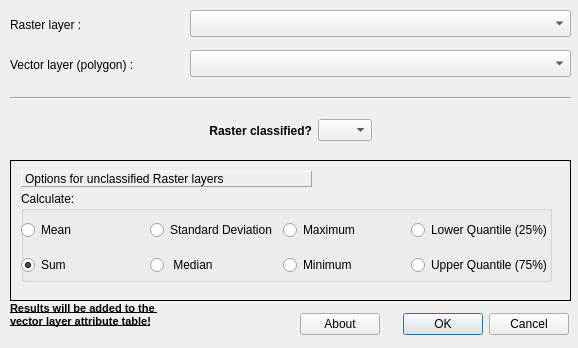
This is ui/dlg_PolygonPerLandCover.ui in Martin-Jung/LecoS as Qt 5 draws it before an edit. The edited form follows.
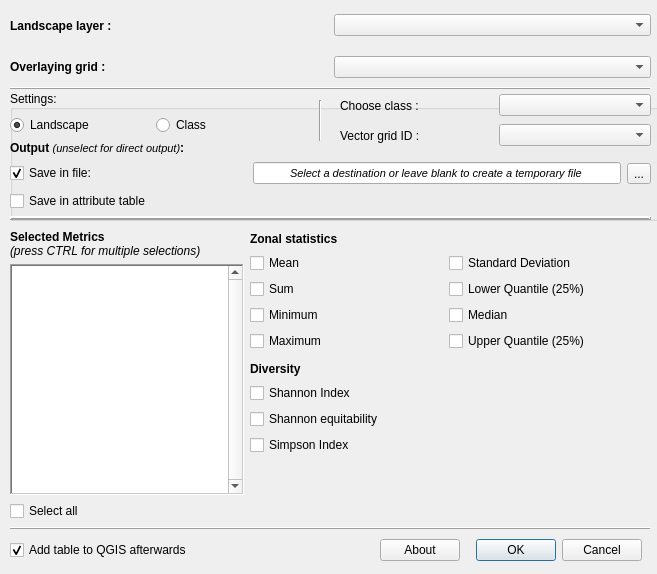
This is the edited form. The open tabs and pages were chosen to show the change. Icons and pictures are not drawn.

```diff
--- a/ui/dlg_PolygonPerLandCover.ui
+++ b/ui/dlg_PolygonPerLandCover.ui
@@ -9,8 +9,8 @@
    <rect>
     <x>0</x>
     <y>0</y>
-    <width>578</width>
-    <height>348</height>
+    <width>657</width>
+    <height>574</height>
    </rect>
   </property>
   <property name="sizePolicy">
@@ -19,8 +19,17 @@
     <verstretch>0</verstretch>
    </sizepolicy>
   </property>
-  <property name="contextMenuPolicy">
-   <enum>Qt::ActionsContextMenu</enum>
+  <property name="minimumSize">
+   <size>
+    <width>657</width>
+    <height>574</height>
+   </size>
+  </property>
+  <property name="maximumSize">
+   <size>
+    <width>657</width>
+    <height>574</height>
+   </size>
   </property>
   <property name="windowTitle">
    <string>Raster values for polygon</string>
@@ -29,516 +38,575 @@
    <iconset resource="resources.qrc">
     <normaloff>:/Icons/icons/icon_batchCover.png</normaloff>:/Icons/icons/icon_batchCover.png</iconset>
   </property>
-  <property name="layoutDirection">
-   <enum>Qt::LeftToRight</enum>
-  </property>
   <widget class="Line" name="line">
    <property name="geometry">
     <rect>
      <x>10</x>
-     <y>90</y>
-     <width>561</width>
-     <height>16</height>
-    </rect>
-   </property>
-   <property name="orientation">
-    <enum>Qt::Horizontal</enum>
-   </property>
-  </widget>
-  <widget class="QWidget" name="horizontalLayoutWidget_3">
-   <property name="geometry">
-    <rect>
-     <x>10</x>
-     <y>110</y>
-     <width>561</width>
-     <height>41</height>
-    </rect>
-   </property>
-   <layout class="QHBoxLayout" name="horizontalLayout_3">
-    <item>
-     <spacer name="horizontalSpacer">
-      <property name="orientation">
-       <enum>Qt::Horizontal</enum>
-      </property>
-      <property name="sizeHint" stdset="0">
-       <size>
-        <width>40</width>
-        <height>20</height>
-       </size>
-      </property>
-     </spacer>
-    </item>
-    <item>
-     <widget class="QLabel" name="label_3">
-      <property name="font">
-       <font>
-        <weight>75</weight>
-        <bold>true</bold>
-       </font>
-      </property>
-      <property name="frameShape">
-       <enum>QFrame::NoFrame</enum>
-      </property>
-      <property name="frameShadow">
-       <enum>QFrame::Raised</enum>
-      </property>
-      <property name="text">
-       <string>Raster classified?</string>
-      </property>
-      <property name="textFormat">
-       <enum>Qt::AutoText</enum>
-      </property>
-      <property name="alignment">
-       <set>Qt::AlignRight|Qt::AlignTrailing|Qt::AlignVCenter</set>
-      </property>
-      <property name="wordWrap">
-       <bool>false</bool>
-      </property>
-      <property name="margin">
-       <number>10</number>
-      </property>
-      <property name="textInteractionFlags">
-       <set>Qt::NoTextInteraction</set>
-      </property>
-     </widget>
-    </item>
-    <item>
-     <widget class="QComboBox" name="cb_Classified">
-      <item>
-       <property name="text">
-        <string/>
-       </property>
-      </item>
-      <item>
-       <property name="text">
-        <string>YES</string>
-       </property>
-      </item>
-      <item>
-       <property name="text">
-        <string>NO</string>
-       </property>
-      </item>
-     </widget>
-    </item>
-    <item>
-     <spacer name="horizontalSpacer_2">
-      <property name="orientation">
-       <enum>Qt::Horizontal</enum>
-      </property>
-      <property name="sizeHint" stdset="0">
-       <size>
-        <width>40</width>
-        <height>20</height>
-       </size>
-      </property>
-     </spacer>
-    </item>
-   </layout>
-  </widget>
-  <widget class="QStackedWidget" name="stackWidget">
-   <property name="geometry">
-    <rect>
-     <x>10</x>
-     <y>160</y>
-     <width>561</width>
-     <height>141</height>
-    </rect>
-   </property>
-   <property name="frameShape">
-    <enum>QFrame::Box</enum>
-   </property>
-   <property name="frameShadow">
-    <enum>QFrame::Plain</enum>
-   </property>
-   <property name="currentIndex">
-    <number>0</number>
-   </property>
-   <widget class="QWidget" name="page">
-    <widget class="QWidget" name="horizontalLayoutWidget_4">
-     <property name="geometry">
-      <rect>
-       <x>10</x>
-       <y>40</y>
-       <width>541</width>
-       <height>31</height>
-      </rect>
-     </property>
-     <layout class="QHBoxLayout" name="horizontalLayout_4">
-      <item>
-       <widget class="QLabel" name="label_4">
-        <property name="enabled">
-         <bool>true</bool>
-        </property>
-        <property name="text">
-         <string>Choose Class:</string>
-        </property>
-       </widget>
-      </item>
-      <item>
-       <widget class="QComboBox" name="cb_LClass"/>
-      </item>
-      <item>
-       <spacer name="horizontalSpacer_4">
-        <property name="orientation">
-         <enum>Qt::Horizontal</enum>
-        </property>
-        <property name="sizeHint" stdset="0">
-         <size>
-          <width>40</width>
-          <height>20</height>
-         </size>
-        </property>
-       </spacer>
-      </item>
-     </layout>
-    </widget>
-    <widget class="QLabel" name="label_5">
-     <property name="geometry">
-      <rect>
-       <x>10</x>
-       <y>10</y>
-       <width>291</width>
-       <height>16</height>
-      </rect>
-     </property>
-     <property name="frameShape">
-      <enum>QFrame::Panel</enum>
-     </property>
-     <property name="frameShadow">
-      <enum>QFrame::Raised</enum>
-     </property>
-     <property name="text">
-      <string>Options for classified Raster layers</string>
-     </property>
-    </widget>
-    <widget class="QWidget" name="horizontalLayoutWidget_5">
-     <property name="geometry">
-      <rect>
-       <x>10</x>
-       <y>90</y>
-       <width>541</width>
-       <height>31</height>
-      </rect>
-     </property>
-     <layout class="QHBoxLayout" name="horizontalLayout_5">
-      <item>
-       <spacer name="horizontalSpacer_3">
-        <property name="orientation">
-         <enum>Qt::Horizontal</enum>
-        </property>
-        <property name="sizeHint" stdset="0">
-         <size>
-          <width>40</width>
-          <height>20</height>
-         </size>
-        </property>
-       </spacer>
-      </item>
-      <item>
-       <widget class="QRadioButton" name="rb_LCnumber">
-        <property name="text">
-         <string>Calculate Number of cells</string>
-        </property>
-        <property name="checked">
-         <bool>true</bool>
-        </property>
-       </widget>
-      </item>
-      <item>
-       <widget class="QRadioButton" name="rb_LCprop">
-        <property name="text">
-         <string>Calculate proportion of Landcover</string>
-        </property>
-       </widget>
-      </item>
-      <item>
-       <spacer name="horizontalSpacer_5">
-        <property name="orientation">
-         <enum>Qt::Horizontal</enum>
-        </property>
-        <property name="sizeHint" stdset="0">
-         <size>
-          <width>40</width>
-          <height>20</height>
-         </size>
-        </property>
-       </spacer>
-      </item>
-     </layout>
-    </widget>
-    <widget class="Line" name="line_2">
-     <property name="geometry">
-      <rect>
-       <x>10</x>
-       <y>70</y>
-       <width>541</width>
-       <height>16</height>
-      </rect>
-     </property>
-     <property name="orientation">
-      <enum>Qt::Horizontal</enum>
-     </property>
-    </widget>
-   </widget>
-   <widget class="QWidget" name="page_2">
-    <widget class="QLabel" name="label_6">
-     <property name="geometry">
-      <rect>
-       <x>10</x>
-       <y>10</y>
-       <width>291</width>
-       <height>16</height>
-      </rect>
-     </property>
-     <property name="frameShape">
-      <enum>QFrame::Panel</enum>
-     </property>
-     <property name="frameShadow">
-      <enum>QFrame::Raised</enum>
-     </property>
-     <property name="text">
-      <string>Options for unclassified Raster layers</string>
-     </property>
-    </widget>
-    <widget class="QGroupBox" name="groupBox">
-     <property name="geometry">
-      <rect>
-       <x>10</x>
-       <y>30</y>
-       <width>531</width>
-       <height>91</height>
-      </rect>
-     </property>
-     <property name="title">
-      <string>Calculate:</string>
-     </property>
-     <widget class="QWidget" name="gridLayoutWidget">
-      <property name="geometry">
-       <rect>
-        <x>0</x>
-        <y>20</y>
-        <width>531</width>
-        <height>74</height>
-       </rect>
-      </property>
-      <layout class="QGridLayout" name="gridLayout">
-       <item row="0" column="0">
-        <widget class="QRadioButton" name="rb_Umean">
-         <property name="font">
-          <font>
-           <pointsize>9</pointsize>
-          </font>
-         </property>
-         <property name="text">
-          <string>Mean</string>
-         </property>
-        </widget>
-       </item>
-       <item row="1" column="0">
-        <widget class="QRadioButton" name="rb_Usum">
-         <property name="font">
-          <font>
-           <pointsize>9</pointsize>
-          </font>
-         </property>
-         <property name="text">
-          <string>Sum</string>
-         </property>
-         <property name="checked">
-          <bool>true</bool>
-         </property>
-        </widget>
-       </item>
-       <item row="0" column="1">
-        <widget class="QRadioButton" name="rb_Ustd">
-         <property name="font">
-          <font>
-           <pointsize>9</pointsize>
-          </font>
-         </property>
-         <property name="text">
-          <string>Standard Deviation</string>
-         </property>
-        </widget>
-       </item>
-       <item row="1" column="1">
-        <widget class="QRadioButton" name="rb_Umed">
-         <property name="font">
-          <font>
-           <pointsize>9</pointsize>
-          </font>
-         </property>
-         <property name="text">
-          <string> Median</string>
-         </property>
-        </widget>
-       </item>
-       <item row="1" column="3">
-        <widget class="QRadioButton" name="rb_Uuqt">
-         <property name="font">
-          <font>
-           <pointsize>9</pointsize>
-          </font>
-         </property>
-         <property name="text">
-          <string>Upper Quantile (75%)</string>
-         </property>
-        </widget>
-       </item>
-       <item row="1" column="2">
-        <widget class="QRadioButton" name="rb_Umin">
-         <property name="font">
-          <font>
-           <pointsize>9</pointsize>
-          </font>
-         </property>
-         <property name="text">
-          <string>Minimum</string>
-         </property>
-        </widget>
-       </item>
-       <item row="0" column="2">
-        <widget class="QRadioButton" name="rb_Umax">
-         <property name="font">
-          <font>
-           <pointsize>9</pointsize>
-          </font>
-         </property>
-         <property name="text">
-          <string>Maximum</string>
-         </property>
-        </widget>
-       </item>
-       <item row="0" column="3">
-        <widget class="QRadioButton" name="rb_Ulqt">
-         <property name="font">
-          <font>
-           <pointsize>9</pointsize>
-          </font>
-         </property>
-         <property name="text">
-          <string>Lower Quantile (25%)</string>
-         </property>
-        </widget>
-       </item>
-      </layout>
-     </widget>
-    </widget>
-   </widget>
-  </widget>
-  <widget class="QLabel" name="label">
-   <property name="geometry">
-    <rect>
-     <x>10</x>
-     <y>10</y>
-     <width>111</width>
-     <height>29</height>
-    </rect>
-   </property>
-   <property name="text">
-    <string>Raster layer :</string>
-   </property>
-  </widget>
-  <widget class="QComboBox" name="cb_Raster">
-   <property name="geometry">
-    <rect>
-     <x>190</x>
-     <y>10</y>
-     <width>381</width>
-     <height>27</height>
-    </rect>
-   </property>
-   <property name="layoutDirection">
-    <enum>Qt::LeftToRight</enum>
-   </property>
-  </widget>
-  <widget class="QLabel" name="label_2">
-   <property name="geometry">
-    <rect>
-     <x>10</x>
-     <y>50</y>
-     <width>161</width>
-     <height>29</height>
-    </rect>
-   </property>
-   <property name="text">
-    <string>Vector layer (polygon) :</string>
-   </property>
-  </widget>
-  <widget class="QComboBox" name="cb_Vector">
-   <property name="geometry">
-    <rect>
-     <x>190</x>
-     <y>50</y>
-     <width>381</width>
-     <height>27</height>
-    </rect>
-   </property>
-  </widget>
-  <widget class="QLabel" name="lab_feat">
-   <property name="geometry">
-    <rect>
-     <x>440</x>
      <y>80</y>
-     <width>121</width>
+     <width>641</width>
      <height>16</height>
     </rect>
    </property>
-   <property name="font">
-    <font>
-     <pointsize>8</pointsize>
-     <weight>75</weight>
-     <italic>false</italic>
-     <bold>true</bold>
-    </font>
+   <property name="frameShadow">
+    <enum>QFrame::Raised</enum>
    </property>
-   <property name="layoutDirection">
-    <enum>Qt::RightToLeft</enum>
+   <property name="orientation">
+    <enum>Qt::Horizontal</enum>
    </property>
-   <property name="text">
-    <string/>
+  </widget>
+  <widget class="QGroupBox" name="SettingsBox">
+   <property name="geometry">
+    <rect>
+     <x>10</x>
+     <y>90</y>
+     <width>671</width>
+     <height>131</height>
+    </rect>
+   </property>
+   <property name="title">
+    <string>Settings:</string>
    </property>
    <property name="alignment">
-    <set>Qt::AlignRight|Qt::AlignTop|Qt::AlignTrailing</set>
+    <set>Qt::AlignLeading|Qt::AlignLeft|Qt::AlignVCenter</set>
    </property>
-  </widget>
-  <widget class="QLabel" name="label_7">
-   <property name="geometry">
-    <rect>
-     <x>10</x>
-     <y>300</y>
-     <width>271</width>
-     <height>31</height>
-    </rect>
+   <property name="flat">
+    <bool>false</bool>
    </property>
-   <property name="font">
-    <font>
-     <pointsize>8</pointsize>
-     <weight>75</weight>
-     <bold>true</bold>
-     <underline>true</underline>
-    </font>
+   <property name="checkable">
+    <bool>false</bool>
    </property>
-   <property name="text">
-    <string>&lt;html&gt;&lt;head/&gt;&lt;body&gt;Results will be added to the &lt;br&gt;vector layer attribute table!&lt;/body&gt;&lt;/html&gt;</string>
-   </property>
+   <widget class="QWidget" name="horizontalLayoutWidget_3">
+    <property name="geometry">
+     <rect>
+      <x>0</x>
+      <y>20</y>
+      <width>291</width>
+      <height>31</height>
+     </rect>
+    </property>
+    <layout class="QHBoxLayout" name="horizontalLayout_3">
+     <property name="spacing">
+      <number>1</number>
+     </property>
+     <property name="sizeConstraint">
+      <enum>QLayout::SetDefaultConstraint</enum>
+     </property>
+     <property name="topMargin">
+      <number>0</number>
+     </property>
+     <item>
+      <widget class="QRadioButton" name="rb_Landscape">
+       <property name="text">
+        <string>Landscape</string>
+       </property>
+       <property name="checked">
+        <bool>true</bool>
+       </property>
+      </widget>
+     </item>
+     <item>
+      <widget class="QRadioButton" name="rb_Class">
+       <property name="text">
+        <string>Class</string>
+       </property>
+      </widget>
+     </item>
+    </layout>
+   </widget>
+   <widget class="QWidget" name="horizontalLayoutWidget_4">
+    <property name="geometry">
+     <rect>
+      <x>330</x>
+      <y>0</y>
+      <width>311</width>
+      <height>31</height>
+     </rect>
+    </property>
+    <layout class="QHBoxLayout" name="ClassLayout">
+     <item>
+      <widget class="QLabel" name="LabelClass">
+       <property name="text">
+        <string>Choose class :</string>
+       </property>
+      </widget>
+     </item>
+     <item>
+      <widget class="QComboBox" name="cb_LClass"/>
+     </item>
+    </layout>
+   </widget>
+   <widget class="QLabel" name="label_3">
+    <property name="geometry">
+     <rect>
+      <x>0</x>
+      <y>50</y>
+      <width>221</width>
+      <height>16</height>
+     </rect>
+    </property>
+    <property name="font">
+     <font>
+      <weight>75</weight>
+      <bold>true</bold>
+     </font>
+    </property>
+    <property name="text">
+     <string>&lt;html&gt;&lt;head/&gt;&lt;body&gt;&lt;p&gt;Output &lt;span style=&quot; font-size:8pt; font-weight:400; font-style:italic;&quot;&gt;(unselect for direct output)&lt;/span&gt;:&lt;/p&gt;&lt;/body&gt;&lt;/html&gt;</string>
+    </property>
+   </widget>
+   <widget class="QWidget" name="horizontalLayoutWidget_5">
+    <property name="geometry">
+     <rect>
+      <x>0</x>
+      <y>70</y>
+      <width>641</width>
+      <height>27</height>
+     </rect>
+    </property>
+    <layout class="QHBoxLayout" name="horizontalLayout_5">
+     <item>
+      <widget class="QCheckBox" name="ch_saveResult">
+       <property name="text">
+        <string>Save in file:</string>
+       </property>
+       <property name="checked">
+        <bool>true</bool>
+       </property>
+      </widget>
+     </item>
+     <item>
+      <spacer name="horizontalSpacer">
+       <property name="orientation">
+        <enum>Qt::Horizontal</enum>
+       </property>
+       <property name="sizeType">
+        <enum>QSizePolicy::Fixed</enum>
+       </property>
+       <property name="sizeHint" stdset="0">
+        <size>
+         <width>150</width>
+         <height>0</height>
+        </size>
+       </property>
+      </spacer>
+     </item>
+     <item>
+      <widget class="QLineEdit" name="where2Save">
+       <property name="font">
+        <font>
+         <family>Arial</family>
+         <pointsize>8</pointsize>
+         <italic>true</italic>
+         <stylestrategy>PreferAntialias</stylestrategy>
+        </font>
+       </property>
+       <property name="layoutDirection">
+        <enum>Qt::LeftToRight</enum>
+       </property>
+       <property name="inputMask">
+        <string/>
+       </property>
+       <property name="text">
+        <string>Select a destination or leave blank to create a temporary file</string>
+       </property>
+       <property name="alignment">
+        <set>Qt::AlignCenter</set>
+       </property>
+      </widget>
+     </item>
+     <item>
+      <widget class="QToolButton" name="locateDir">
+       <property name="text">
+        <string>...</string>
+       </property>
+      </widget>
+     </item>
+    </layout>
+   </widget>
+   <widget class="QWidget" name="horizontalLayoutWidget_6">
+    <property name="geometry">
+     <rect>
+      <x>0</x>
+      <y>100</y>
+      <width>641</width>
+      <height>22</height>
+     </rect>
+    </property>
+    <layout class="QHBoxLayout" name="horizontalLayout_6">
+     <item>
+      <widget class="QCheckBox" name="ch_addToTable">
+       <property name="text">
+        <string>Save in attribute table</string>
+       </property>
+      </widget>
+     </item>
+    </layout>
+   </widget>
+   <widget class="Line" name="line_4">
+    <property name="geometry">
+     <rect>
+      <x>300</x>
+      <y>10</y>
+      <width>20</width>
+      <height>41</height>
+     </rect>
+    </property>
+    <property name="orientation">
+     <enum>Qt::Vertical</enum>
+    </property>
+   </widget>
+   <widget class="QWidget" name="horizontalLayoutWidget_7">
+    <property name="geometry">
+     <rect>
+      <x>330</x>
+      <y>30</y>
+      <width>311</width>
+      <height>31</height>
+     </rect>
+    </property>
+    <layout class="QHBoxLayout" name="horizontalLayout_7">
+     <item>
+      <widget class="QLabel" name="LabelVector">
+       <property name="text">
+        <string>Vector grid ID :</string>
+       </property>
+      </widget>
+     </item>
+     <item>
+      <widget class="QComboBox" name="cb_SelD"/>
+     </item>
+    </layout>
+   </widget>
   </widget>
   <widget class="QWidget" name="horizontalLayoutWidget">
    <property name="geometry">
     <rect>
-     <x>300</x>
-     <y>310</y>
-     <width>269</width>
-     <height>29</height>
+     <x>10</x>
+     <y>10</y>
+     <width>641</width>
+     <height>31</height>
     </rect>
    </property>
    <layout class="QHBoxLayout" name="horizontalLayout">
     <item>
+     <widget class="QLabel" name="label">
+      <property name="sizePolicy">
+       <sizepolicy hsizetype="Preferred" vsizetype="Preferred">
+        <horstretch>0</horstretch>
+        <verstretch>0</verstretch>
+       </sizepolicy>
+      </property>
+      <property name="minimumSize">
+       <size>
+        <width>312</width>
+        <height>29</height>
+       </size>
+      </property>
+      <property name="font">
+       <font>
+        <weight>75</weight>
+        <bold>true</bold>
+       </font>
+      </property>
+      <property name="text">
+       <string>Landscape layer :</string>
+      </property>
+     </widget>
+    </item>
+    <item>
+     <widget class="QComboBox" name="cb_Raster">
+      <property name="layoutDirection">
+       <enum>Qt::LeftToRight</enum>
+      </property>
+     </widget>
+    </item>
+   </layout>
+  </widget>
+  <widget class="QWidget" name="horizontalLayoutWidget_2">
+   <property name="geometry">
+    <rect>
+     <x>10</x>
+     <y>50</y>
+     <width>641</width>
+     <height>34</height>
+    </rect>
+   </property>
+   <layout class="QHBoxLayout" name="horizontalLayout_2">
+    <item>
+     <widget class="QLabel" name="label_2">
+      <property name="font">
+       <font>
+        <weight>75</weight>
+        <bold>true</bold>
+       </font>
+      </property>
+      <property name="text">
+       <string>&lt;html&gt;&lt;head/&gt;&lt;body&gt;&lt;p&gt;Overlaying grid :&lt;/p&gt;&lt;/body&gt;&lt;/html&gt;</string>
+      </property>
+      <property name="buddy">
+       <cstring>label_2</cstring>
+      </property>
+     </widget>
+    </item>
+    <item>
+     <widget class="QComboBox" name="cb_Vector"/>
+    </item>
+   </layout>
+  </widget>
+  <widget class="Line" name="line_2">
+   <property name="geometry">
+    <rect>
+     <x>10</x>
+     <y>520</y>
+     <width>641</width>
+     <height>16</height>
+    </rect>
+   </property>
+   <property name="frameShadow">
+    <enum>QFrame::Raised</enum>
+   </property>
+   <property name="orientation">
+    <enum>Qt::Horizontal</enum>
+   </property>
+  </widget>
+  <widget class="Line" name="line_3">
+   <property name="geometry">
+    <rect>
+     <x>10</x>
+     <y>210</y>
+     <width>641</width>
+     <height>16</height>
+    </rect>
+   </property>
+   <property name="frameShadow">
+    <enum>QFrame::Raised</enum>
+   </property>
+   <property name="lineWidth">
+    <number>2</number>
+   </property>
+   <property name="midLineWidth">
+    <number>0</number>
+   </property>
+   <property name="orientation">
+    <enum>Qt::Horizontal</enum>
+   </property>
+  </widget>
+  <widget class="QWidget" name="verticalLayoutWidget">
+   <property name="geometry">
+    <rect>
+     <x>10</x>
+     <y>230</y>
+     <width>234</width>
+     <height>291</height>
+    </rect>
+   </property>
+   <layout class="QVBoxLayout" name="lay_ClassMet">
+    <item>
+     <widget class="QLabel" name="label_4">
+      <property name="text">
+       <string>&lt;html&gt;&lt;head/&gt;&lt;body&gt;&lt;p&gt;&lt;span style=&quot; font-weight:600;&quot;&gt;Selected Metrics&lt;/span&gt;&lt;br/&gt;&lt;span style=&quot; font-size:9pt; font-style:italic;&quot;&gt;(press CTRL for multiple selections)&lt;/span&gt;&lt;/p&gt;&lt;/body&gt;&lt;/html&gt;</string>
+      </property>
+     </widget>
+    </item>
+    <item>
+     <widget class="QListWidget" name="Cl_Metrics">
+      <property name="frameShape">
+       <enum>QFrame::WinPanel</enum>
+      </property>
+      <property name="frameShadow">
+       <enum>QFrame::Sunken</enum>
+      </property>
+      <property name="lineWidth">
+       <number>1</number>
+      </property>
+      <property name="verticalScrollBarPolicy">
+       <enum>Qt::ScrollBarAlwaysOn</enum>
+      </property>
+      <property name="horizontalScrollBarPolicy">
+       <enum>Qt::ScrollBarAsNeeded</enum>
+      </property>
+      <property name="selectionMode">
+       <enum>QAbstractItemView::MultiSelection</enum>
+      </property>
+     </widget>
+    </item>
+    <item>
+     <widget class="QCheckBox" name="ch_selectAll">
+      <property name="text">
+       <string>Select all</string>
+      </property>
+     </widget>
+    </item>
+   </layout>
+  </widget>
+  <widget class="QWidget" name="verticalLayoutWidget_2">
+   <property name="geometry">
+    <rect>
+     <x>250</x>
+     <y>360</y>
+     <width>163</width>
+     <height>95</height>
+    </rect>
+   </property>
+   <layout class="QVBoxLayout" name="verticalLayout_2">
+    <item>
+     <widget class="QLabel" name="label_5">
+      <property name="font">
+       <font>
+        <weight>75</weight>
+        <bold>true</bold>
+       </font>
+      </property>
+      <property name="text">
+       <string>Diversity</string>
+      </property>
+     </widget>
+    </item>
+    <item>
+     <widget class="QCheckBox" name="ch_div1">
+      <property name="text">
+       <string>Shannon Index</string>
+      </property>
+     </widget>
+    </item>
+    <item>
+     <widget class="QCheckBox" name="ch_div2">
+      <property name="text">
+       <string>Shannon equitability</string>
+      </property>
+     </widget>
+    </item>
+    <item>
+     <widget class="QCheckBox" name="ch_div3">
+      <property name="text">
+       <string>Simpson Index</string>
+      </property>
+     </widget>
+    </item>
+   </layout>
+  </widget>
+  <widget class="QWidget" name="gridLayoutWidget">
+   <property name="geometry">
+    <rect>
+     <x>250</x>
+     <y>230</y>
+     <width>391</width>
+     <height>121</height>
+    </rect>
+   </property>
+   <layout class="QGridLayout" name="LandscapeBox">
+    <item row="4" column="0">
+     <widget class="QCheckBox" name="ch_LC4">
+      <property name="text">
+       <string>Maximum</string>
+      </property>
+     </widget>
+    </item>
+    <item row="1" column="0">
+     <widget class="QCheckBox" name="ch_LC1">
+      <property name="text">
+       <string>Mean</string>
+      </property>
+     </widget>
+    </item>
+    <item row="2" column="0">
+     <widget class="QCheckBox" name="ch_LC2">
+      <property name="text">
+       <string>Sum</string>
+      </property>
+     </widget>
+    </item>
+    <item row="3" column="0">
+     <widget class="QCheckBox" name="ch_LC3">
+      <property name="text">
+       <string>Minimum</string>
+      </property>
+     </widget>
+    </item>
+    <item row="1" column="1">
+     <widget class="QCheckBox" name="ch_LC5">
+      <property name="text">
+       <string>Standard Deviation</string>
+      </property>
+     </widget>
+    </item>
+    <item row="3" column="1">
+     <widget class="QCheckBox" name="ch_LC7">
+      <property name="text">
+       <string>Median</string>
+      </property>
+     </widget>
+    </item>
+    <item row="2" column="1">
+     <widget class="QCheckBox" name="ch_LC6">
+      <property name="text">
+       <string>Lower Quantile (25%)</string>
+      </property>
+     </widget>
+    </item>
+    <item row="4" column="1">
+     <widget class="QCheckBox" name="ch_LC8">
+      <property name="text">
+       <string>Upper Quantile (25%)</string>
+      </property>
+     </widget>
+    </item>
+    <item row="0" column="0">
+     <widget class="QLabel" name="label_6">
+      <property name="font">
+       <font>
+        <weight>75</weight>
+        <bold>true</bold>
+       </font>
+      </property>
+      <property name="text">
+       <string>Zonal statistics</string>
+      </property>
+     </widget>
+    </item>
+   </layout>
+  </widget>
+  <widget class="QCheckBox" name="ch_AddQGIS">
+   <property name="geometry">
+    <rect>
+     <x>10</x>
+     <y>540</y>
+     <width>301</width>
+     <height>20</height>
+    </rect>
+   </property>
+   <property name="text">
+    <string>Add table to QGIS afterwards</string>
+   </property>
+   <property name="checked">
+    <bool>true</bool>
+   </property>
+  </widget>
+  <widget class="QWidget" name="horizontalLayoutWidget_8">
+   <property name="geometry">
+    <rect>
+     <x>380</x>
+     <y>530</y>
+     <width>271</width>
+     <height>41</height>
+    </rect>
+   </property>
+   <layout class="QHBoxLayout" name="horizontalLayout_8">
+    <item>
      <widget class="QPushButton" name="btn_About">
       <property name="text">
        <string>About</string>
       </property>
+      <property name="icon">
+       <iconset resource="resources.qrc">
+        <normaloff>:/Icons/icons/about.png</normaloff>:/Icons/icons/about.png</iconset>
+      </property>
+      <property name="iconSize">
+       <size>
+        <width>12</width>
+        <height>12</height>
+       </size>
+      </property>
      </widget>
     </item>
     <item>
@@ -549,6 +617,9 @@
       <property name="standardButtons">
        <set>QDialogButtonBox::Cancel|QDialogButtonBox::Ok</set>
       </property>
+      <property name="centerButtons">
+       <bool>true</bool>
+      </property>
      </widget>
     </item>
    </layout>
```
Left out of the diff: 39 changed lines with no effect on the pictures.
